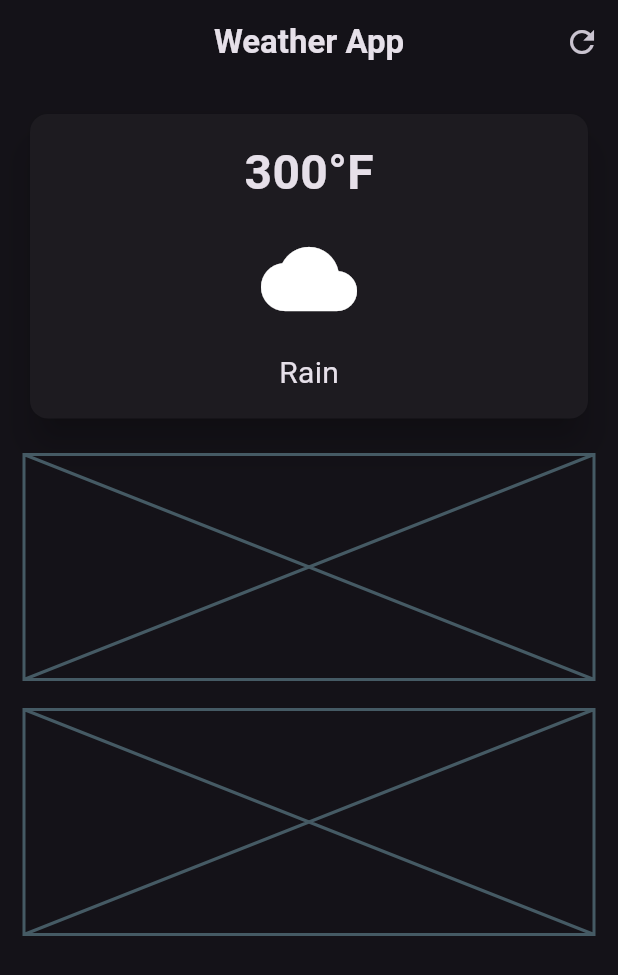
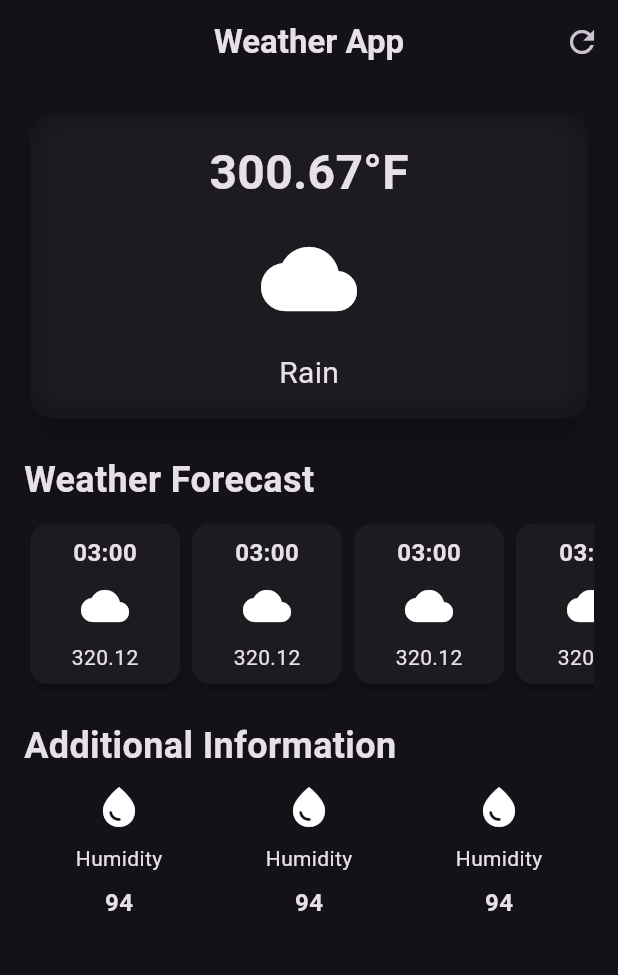
Before and after one commit to tynchtykestebes/Weather_App, a Flutter app: the screen it shows after launch, on a phone screen of 412 x 824 dp. Shown: the top 975 px of the screen. Run offline on Flutter 3.47's test engine with Material 2 defaults, Android fonts, the phone set to English and light mode, and no system bars.

Commit message:
ui finished

```diff
--- /dev/null
+++ b/lib/additional_information_item.dart
@@ -0,0 +1,29 @@
+import 'package:flutter/material.dart';
+
+class AdditionalInformationItem extends StatelessWidget {
+  const AdditionalInformationItem({
+    super.key,
+  });
+
+  @override
+  Widget build(BuildContext context) {
+    return const Column(
+      children: [
+        Icon(
+          Icons.water_drop,
+          size: 32,
+        ),
+        SizedBox(height: 8),
+        Text('Humidity'),
+        SizedBox(height: 8),
+        Text(
+          '94',
+          style: TextStyle(
+            fontSize: 16,
+            fontWeight: FontWeight.bold,
+          ),
+        ),
+      ],
+    );
+  }
+}
--- /dev/null
+++ b/lib/hourly_forecast_item.dart
@@ -0,0 +1,43 @@
+import 'package:flutter/material.dart';
+
+class HourlyForecastItem extends StatelessWidget {
+  const HourlyForecastItem({super.key});
+
+  @override
+  Widget build(BuildContext context) {
+    return Card(
+      elevation: 6,
+      child: Container(
+        width: 100,
+        padding: const EdgeInsets.all(8.0),
+        decoration: BoxDecoration(
+          borderRadius: BorderRadius.circular(18),
+        ),
+        child: const Column(
+          children: [
+            Text(
+              '03:00',
+              style: TextStyle(
+                fontSize: 16,
+                fontWeight: FontWeight.bold,
+              ),
+            ),
+            SizedBox(
+              height: 8,
+            ),
+            Icon(
+              Icons.cloud,
+              size: 32,
+            ),
+            SizedBox(
+              height: 8,
+            ),
+            Text(
+              '320.12',
+            ),
+          ],
+        ),
+      ),
+    );
+  }
+}
--- a/lib/weather_screen.dart
+++ b/lib/weather_screen.dart
@@ -1,4 +1,8 @@
+import 'dart:ui';
+
 import 'package:flutter/material.dart';
+import 'package:weather_app/additional_information_item.dart';
+import 'package:weather_app/hourly_forecast_item.dart';
 
 class WeatherScreen extends StatelessWidget {
   const WeatherScreen({super.key});
@@ -21,21 +25,32 @@ class WeatherScreen extends StatelessWidget {
           ),
         ],
       ),
-      body: const Padding(
-        padding: EdgeInsets.all(16),
+      body: Padding(
+        padding: const EdgeInsets.all(16),
         child: Column(
+          crossAxisAlignment: CrossAxisAlignment.start,
           children: [
             // main card
             SizedBox(
               width: double.infinity,
               child: Card(
                 elevation: 10,
-                child: Padding(
+                shape: RoundedRectangleBorder(
+                  borderRadius: BorderRadius.circular(16),
+                ),
+                child: ClipRRect(
+                  borderRadius: BorderRadius.circular(16),
+                  child: BackdropFilter(
+                    filter: ImageFilter.blur(
+                      sigmaX: 10,
+                      sigmaY: 10,
+                    ),
+                    child: const Padding(
                       padding: EdgeInsets.all(16),
                       child: Column(
                         children: [
                           Text(
-                        '300°F',
+                            '300.67°F',
                             style: TextStyle(
                               fontSize: 32,
                               fontWeight: FontWeight.bold,
@@ -58,15 +73,45 @@ class WeatherScreen extends StatelessWidget {
                     ),
                   ),
                 ),
-            SizedBox(height: 20),
-            // weather forecast cards
-            Placeholder(
-              fallbackHeight: 150,
               ),
-            SizedBox(height: 20),
-            // additional information
-            Placeholder(
-              fallbackHeight: 150,
+            ),
+            const SizedBox(height: 20),
+            const Text(
+              'Weather Forecast',
+              style: TextStyle(
+                fontSize: 24,
+                fontWeight: FontWeight.bold,
+              ),
+            ),
+            const SizedBox(height: 8),
+            const SingleChildScrollView(
+              scrollDirection: Axis.horizontal,
+              child: Row(
+                children: [
+                  HourlyForecastItem(),
+                  HourlyForecastItem(),
+                  HourlyForecastItem(),
+                  HourlyForecastItem(),
+                  HourlyForecastItem(),
+                ],
+              ),
+            ),
+            const SizedBox(height: 20),
+            const Text(
+              'Additional Information',
+              style: TextStyle(
+                fontSize: 24,
+                fontWeight: FontWeight.bold,
+              ),
+            ),
+            const SizedBox(height: 8),
+            const Row(
+              mainAxisAlignment: MainAxisAlignment.spaceAround,
+              children: [
+                AdditionalInformationItem(),
+                AdditionalInformationItem(),
+                AdditionalInformationItem(),
+              ],
             ),
           ],
         ),
```
Lines whose indentation alone changed are shown as unchanged.
